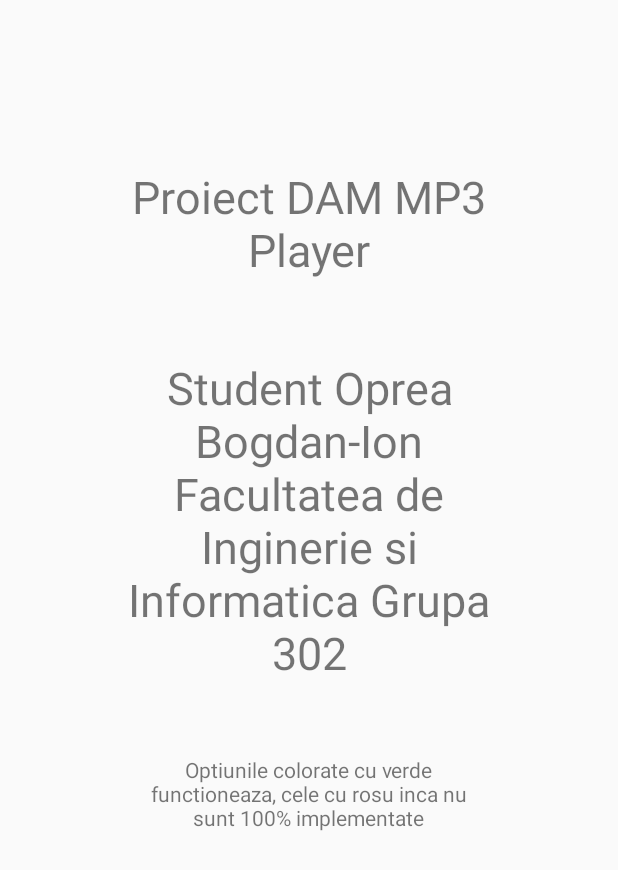
After one commit to bogdan198731/ProiectDAM, an Android app: the layout about.xml on its own in the app's theme, with its tools: preview values and no code run, on a phone screen of 412 x 824 dp. The commit adds this screen. Shown: the top 870 px of the screen. Run offline under Robolectric (Android 15) with nearby library versions, the phone set to English and light mode, and no system bars.

Commit message:
functioneaza fara radio2

```diff
--- a/app/src/main/res/drawable/melodie.xml
+++ b/app/src/main/res/drawable/melodie.xml
@@ -2,7 +2,7 @@
 
 <shape xmlns:android="http://schemas.android.com/apk/res/android"
 android:shape="rectangle">
-    <solid android:color="#80178000" />
+    <solid android:color="#ff5050" />
 
     <size android:width="400dp" android:height="50dp"/>
     <padding
--- a/app/src/main/res/drawable/melodie2.xml
+++ b/app/src/main/res/drawable/melodie2.xml
@@ -2,7 +2,7 @@
 
 <shape xmlns:android="http://schemas.android.com/apk/res/android"
     android:shape="rectangle">
-    <solid android:color="#801788aa"/>
+    <solid android:color="#80178000"/>
 
     <size android:width="400dp" android:height="50dp"/>
     <padding android:left="15dp"
--- /dev/null
+++ b/app/src/main/res/layout/about.xml
@@ -0,0 +1,50 @@
+<?xml version="1.0" encoding="utf-8"?>
+<androidx.constraintlayout.widget.ConstraintLayout xmlns:android="http://schemas.android.com/apk/res/android"
+    xmlns:app="http://schemas.android.com/apk/res-auto"
+    xmlns:tools="http://schemas.android.com/tools"
+    android:layout_width="match_parent"
+    android:layout_height="match_parent">
+
+    <LinearLayout
+        android:id="@+id/top"
+        android:layout_width="wrap_content"
+        android:layout_height="wrap_content"
+        android:gravity="center"
+        android:orientation="vertical"
+        app:layout_constraintBottom_toBottomOf="parent"
+        app:layout_constraintEnd_toEndOf="parent"
+        app:layout_constraintStart_toStartOf="parent"
+        app:layout_constraintTop_toTopOf="parent">
+
+        <TextView
+            android:id="@+id/textView"
+            android:layout_width="248dp"
+            android:layout_height="127dp"
+            android:layout_marginTop="15dp"
+            android:text="Proiect DAM MP3 Player"
+            android:textAlignment="center"
+            android:textSize="30dp"
+            tools:layout_editor_absoluteX="68dp"
+            tools:layout_editor_absoluteY="25dp" />
+
+        <TextView
+            android:id="@+id/textView2"
+            android:layout_width="248dp"
+            android:layout_height="265dp"
+            android:text="Student Oprea Bogdan-Ion Facultatea de Inginerie si Informatica Grupa 302"
+            android:textAlignment="center"
+            android:textSize="30dp"
+            tools:layout_editor_absoluteX="66dp"
+            tools:layout_editor_absoluteY="182dp" />
+
+        <TextView
+            android:id="@+id/textView3"
+            android:layout_width="235dp"
+            android:layout_height="226dp"
+            android:text="Optiunile colorate cu verde functioneaza, cele cu rosu inca nu sunt 100% implementate"
+            android:textAlignment="center"
+            tools:layout_editor_absoluteX="74dp"
+            tools:layout_editor_absoluteY="480dp" />
+    </LinearLayout>
+
+</androidx.constraintlayout.widget.ConstraintLayout>
--- a/settings.gradle
+++ b/settings.gradle
@@ -5,13 +5,18 @@ pluginManagement{
         mavenCentral()
     }
 }
+
+
 dependencyResolutionManagement{
     repositoriesMode.set(RepositoriesMode.FAIL_ON_PROJECT_REPOS)
     repositories{
         google()
         jcenter()
         mavenCentral()
+        mavenCentral()
+        gradlePluginPortal()
     }
 }
+
 include ':app'
 rootProject.name = "Proiect DAM"
```
Also changed, not shown: app/build.gradle (+11 -2 lines), app/src/main/AndroidManifest.xml (+31 -5 lines), app/src/main/java/com/example/proiectdam/About.kt (added, +16 -0 lines), app/src/main/java/com/example/proiectdam/Internet.kt (added, +38 -0 lines), app/src/main/java/com/example/proiectdam/MainActivity.kt (+14 -0 lines), app/src/main/java/com/example/proiectdam/Radio.kt (+5 -3 lines), app/src/main/res/layout/activity_main.xml (+17 -12 lines), app/src/main/res/layout/internet.xml (added, +65 -0 lines).
